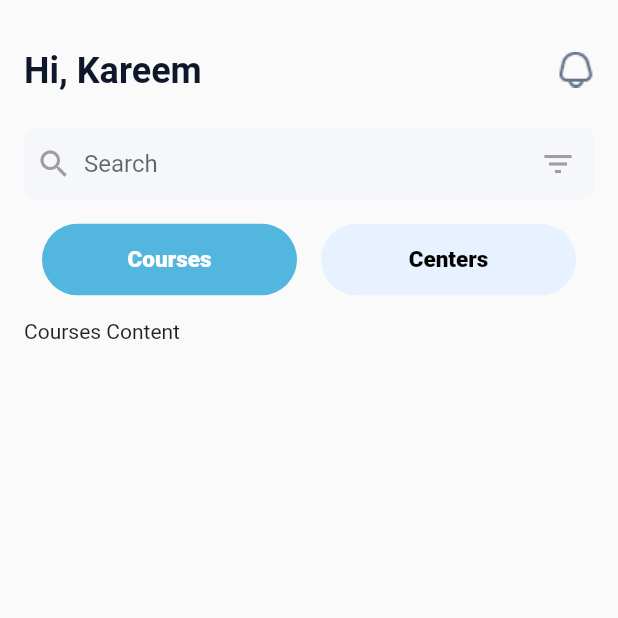
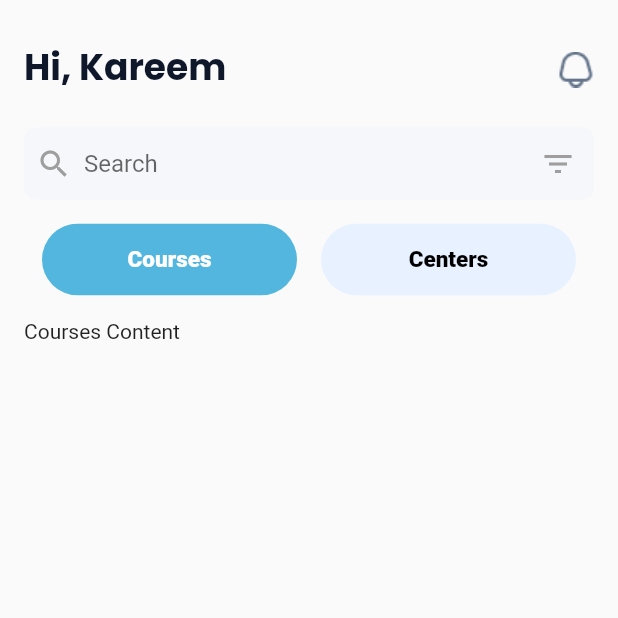
Before and after one commit to kareem2002-k/ClassMate, a Flutter app: the screen it shows once a user with an empty profile is signed in, on a phone screen of 412 x 824 dp, the top half of it. Run offline on Flutter 3.47's test engine with Material 2 defaults, Android fonts, the light colour scheme and no system bars; drawn by our look-alikes of flashy_tab_bar2; our stand-ins replace cloud_firestore, firebase_auth, firebase_core; accounts and stored records are empty; Roboto replaces fonts that are missing (Mulish).

Commit message:
Done minor changes

```diff
--- a/lib/pages/HomePage.dart
+++ b/lib/pages/HomePage.dart
@@ -7,7 +7,10 @@ import 'SearchCourses.dart';
 import 'package:flashy_tab_bar2/flashy_tab_bar2.dart';
 
 class HomePage extends StatefulWidget {
+  const HomePage({super.key});
+
   @override
+  // ignore: library_private_types_in_public_api
   _HomePageState createState() => _HomePageState();
 }
 
@@ -15,7 +18,7 @@ class _HomePageState extends State<HomePage> {
   int _selectedIndex = 0; // Index of the selected tab
 
   final List<Widget> _pages = [
-    SearchCourses(), // Your original home page content
+    const SearchCourses(), // Your original home page content
     const SettingsPage(), // Add your SettingsPage here
   ];
 
@@ -60,7 +63,7 @@ class _HomePageState extends State<HomePage> {
                       color: Colors.grey, // Adjust the color as needed
                     ),
                     title: const Text(
-                      'Profile',
+                      'Account',
                       style: TextStyle(
                         fontSize: 16, // Adjust the font size as needed
                         fontWeight:
```
Also changed, not shown: pubspec.yaml (+8 -0 lines), fonts/Poppins-Bold.ttf (added), fonts/Poppins-Regular.ttf (added).
